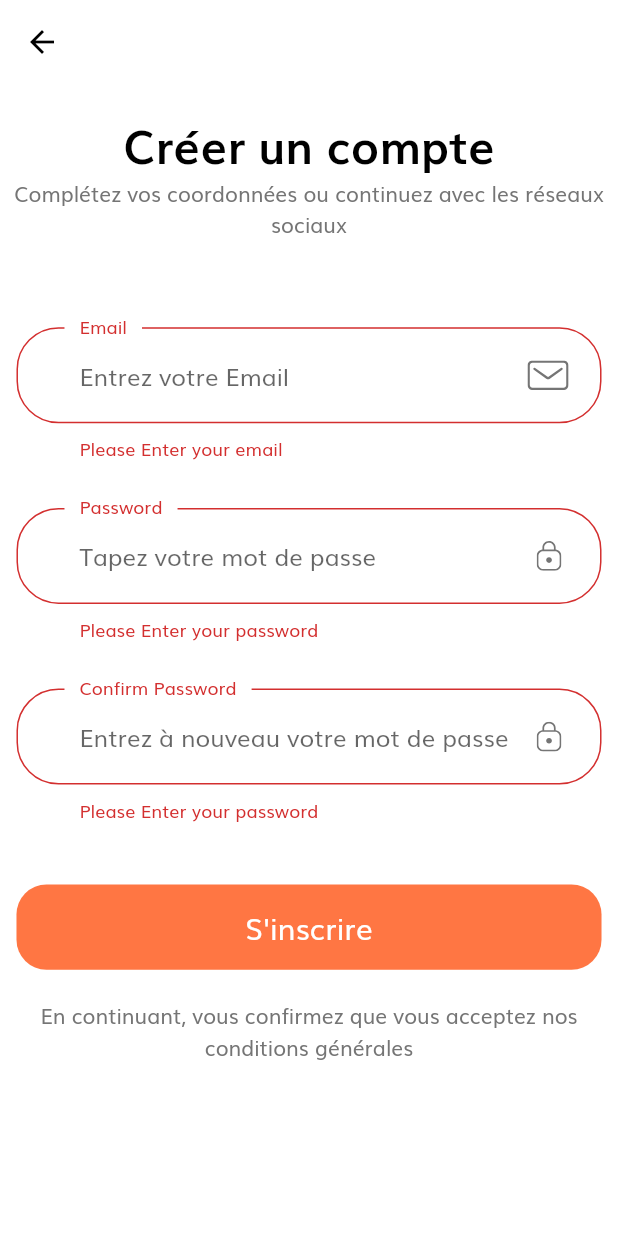
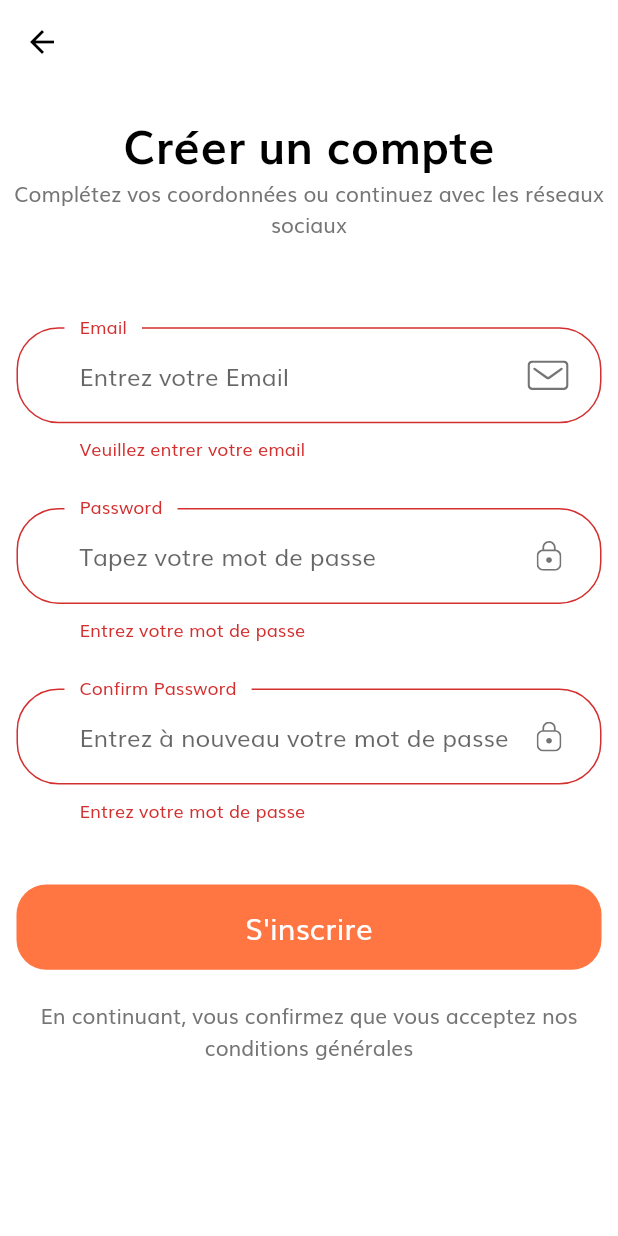
Before and after one commit to noucharles/mobile-shop-games, a Flutter app: the SignUpScreen screen opened directly, after a tap on "S'inscrire", on a phone screen of 412 x 824 dp. Run offline on Flutter 3.47's test engine with Material 2 defaults, Android fonts, the phone set to English and light mode, and no system bars; our stand-ins replace cloud_firestore, firebase_auth, firebase_core, firebase_storage, flutter_rating_bar, flutter_svg and 5 more; missing offline and left inert: enum_to_string, future_progress_dialog, pinch_zoom_image_updated, swipedetector; accounts and stored records are empty; network calls fail.

Commit message:
traduction fr des constantes dans util

```diff
--- a/lib/constants.dart
+++ b/lib/constants.dart
@@ -29,15 +29,15 @@ const defaultDuration = Duration(milliseconds: 250);
 // Form Error
 final RegExp emailValidatorRegExp =
     RegExp(r"^[a-zA-Z0-9.]+@[a-zA-Z0-9]+\.[a-zA-Z]+");
-const String kEmailNullError = "Please Enter your email";
-const String kInvalidEmailError = "Please Enter Valid Email";
-const String kPassNullError = "Please Enter your password";
-const String kShortPassError = "Password is too short";
-const String kMatchPassError = "Passwords don't match";
-const String kNamelNullError = "Please Enter your name";
-const String kPhoneNumberNullError = "Please Enter your phone number";
-const String kAddressNullError = "Please Enter your address";
-const String FIELD_REQUIRED_MSG = "This field is required";
+const String kEmailNullError = "Veuillez entrer votre email";
+const String kInvalidEmailError = "Veuillez saisir un e-mail valide";
+const String kPassNullError = "Entrez votre mot de passe";
+const String kShortPassError = "Le mot de passe est trop court";
+const String kMatchPassError = "Les mots de passe ne correspondent pas";
+const String kNamelNullError = "S'il vous plaît entrez votre nom";
+const String kPhoneNumberNullError = "Veuillez entrer votre numéro de téléphone";
+const String kAddressNullError = "Veuillez entrer votre adresse";
+const String FIELD_REQUIRED_MSG = "Ce champ est requis";
 
 final otpInputDecoration = InputDecoration(
   contentPadding:
```
